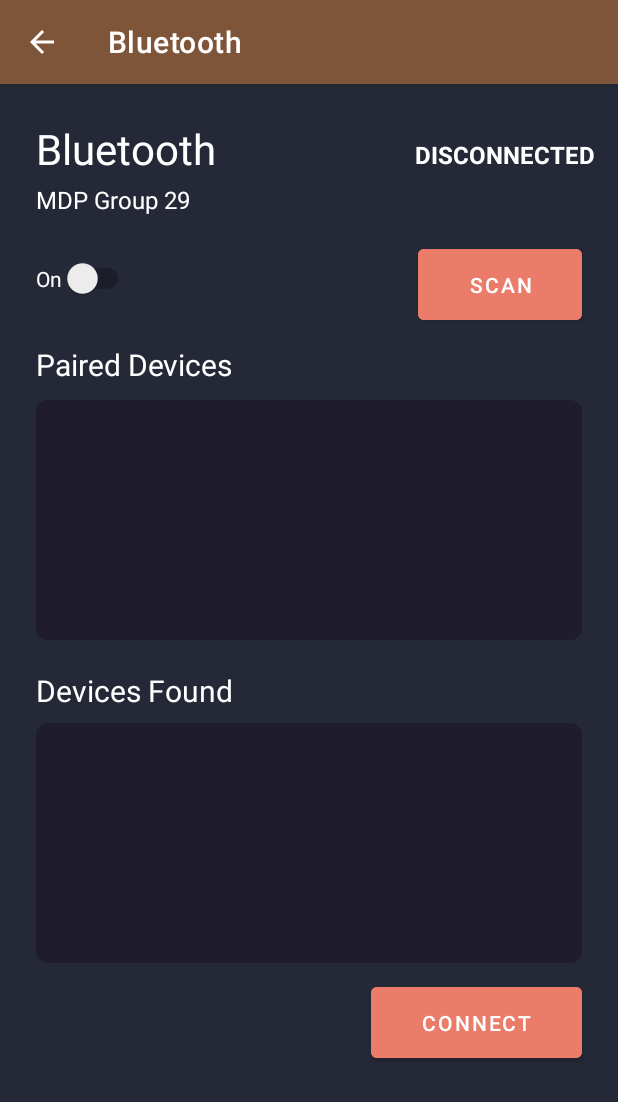
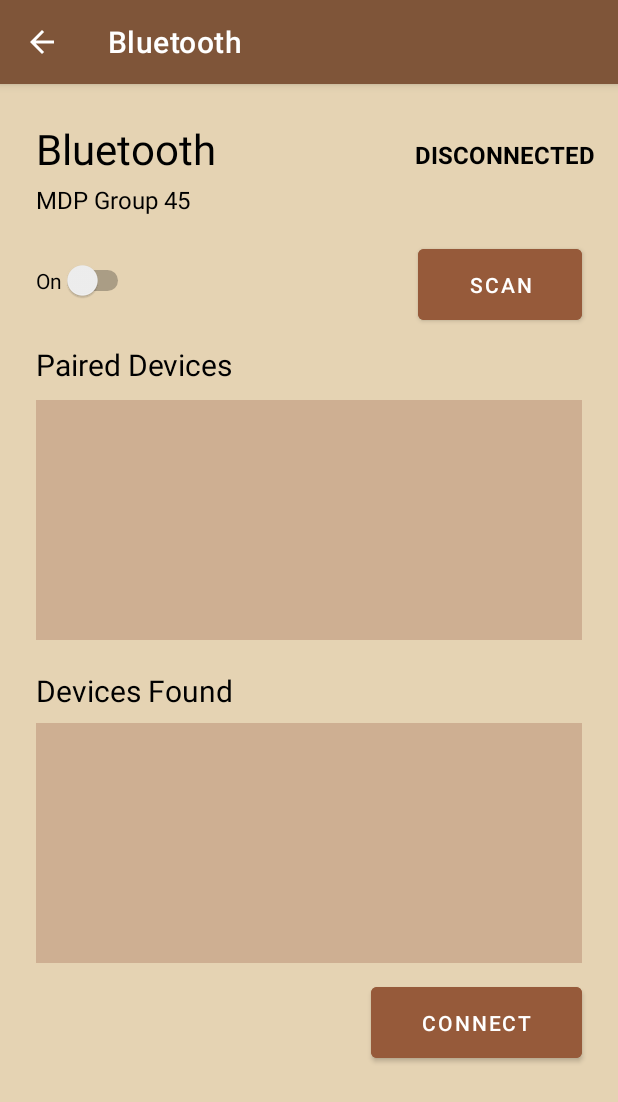
Before and after one commit to uztra4/MDP22-23, an Android app: the Bluetooth screen opened directly, with no data from a screen before it, on a phone screen of 412 x 824 dp. Shown: the top 1102 px of the screen. Run offline under Robolectric (Android 15) with nearby library versions, the light colour scheme and no system bars.

Commit message:
changed bluetooth and communication design

```diff
--- a/Main Code/Android/MDP-NEW/app/src/main/res/layout/bluetooth.xml
+++ b/Main Code/Android/MDP-NEW/app/src/main/res/layout/bluetooth.xml
@@ -1,10 +1,9 @@
 <?xml version="1.0" encoding="utf-8"?>
-<androidx.constraintlayout.widget.ConstraintLayout
-    xmlns:android="http://schemas.android.com/apk/res/android"
+<androidx.constraintlayout.widget.ConstraintLayout xmlns:android="http://schemas.android.com/apk/res/android"
     xmlns:app="http://schemas.android.com/apk/res-auto"
     android:layout_width="match_parent"
     android:layout_height="match_parent"
-    android:background="#252836">
+    android:background="#E5D3B3">
 
 
     <TextView
@@ -18,11 +17,11 @@
         android:gravity="center"
         android:onClick="toggleButtonScan"
         android:text="Disconnected"
+        android:textAlignment="viewEnd"
         android:textAllCaps="true"
-        android:textColor="#FFFFFF"
+        android:textColor="@color/black"
         android:textSize="16dp"
         android:textStyle="bold"
-        android:textAlignment="viewEnd"
         app:layout_constraintEnd_toEndOf="parent"
         app:layout_constraintStart_toEndOf="@+id/textView"
         app:layout_constraintTop_toTopOf="parent" />
@@ -34,19 +33,19 @@
         android:layout_marginStart="24dp"
         android:layout_marginTop="24dp"
         android:text="Bluetooth"
-        android:textColor="#FFFFFF"
+        android:textColor="@color/black"
         android:textSize="28dp"
         app:layout_constraintStart_toStartOf="parent"
         app:layout_constraintTop_toTopOf="parent" />
 
     <TextView
         android:id="@+id/textView4"
-        android:layout_width="wrap_content"
-        android:layout_height="wrap_content"
+        android:layout_width="109dp"
+        android:layout_height="23dp"
         android:layout_marginStart="24dp"
         android:layout_marginTop="4dp"
-        android:text="MDP Group 29"
-        android:textColor="#FFFFFF"
+        android:text="MDP Group 45"
+        android:textColor="@color/black"
         android:textSize="16dp"
         app:layout_constraintStart_toStartOf="parent"
         app:layout_constraintTop_toBottomOf="@+id/textView" />
@@ -58,7 +57,7 @@
         android:layout_marginStart="24dp"
         android:layout_marginTop="28dp"
         android:text="On"
-        android:textColor="#FFFFFF"
+        android:textColor="@color/black"
         app:layout_constraintStart_toStartOf="parent"
         app:layout_constraintTop_toBottomOf="@+id/textView4" />
 
@@ -68,11 +67,11 @@
         android:layout_height="wrap_content"
         android:layout_marginTop="104dp"
         android:layout_marginEnd="24dp"
-        android:backgroundTint="#EA7C69"
+        android:backgroundTint="#965A3A"
         android:paddingHorizontal="34dp"
         android:paddingVertical="14dp"
+        android:text="Scan"
         android:textColor="#FFFFFF"
-        android:text="Scan"
         app:layout_constraintEnd_toEndOf="parent"
         app:layout_constraintTop_toTopOf="parent" />
 
@@ -83,7 +82,7 @@
         android:layout_marginStart="24dp"
         android:layout_marginTop="10dp"
         android:text="Paired Devices"
-        android:textColor="#FFFFFF"
+        android:textColor="@color/black"
         android:textSize="20dp"
         app:layout_constraintStart_toStartOf="parent"
         app:layout_constraintTop_toBottomOf="@+id/scanButton" />
@@ -95,14 +94,14 @@
         android:layout_marginStart="24dp"
         android:layout_marginTop="10dp"
         android:layout_marginEnd="24dp"
-        android:background="@drawable/bg"
-        android:listSelector="#bdb9b9"
+        android:background="#CEAF92"
+        android:listSelector="#ce9a72"
+        android:padding="10dp"
         android:scrollbars="vertical"
         android:text=""
         app:layout_constraintEnd_toEndOf="parent"
         app:layout_constraintStart_toStartOf="parent"
-        app:layout_constraintTop_toBottomOf="@+id/textView2"
-        android:padding="10dp"/>
+        app:layout_constraintTop_toBottomOf="@+id/textView2" />
 
     <TextView
         android:id="@+id/textView5"
@@ -111,7 +110,7 @@
         android:layout_marginStart="24dp"
         android:layout_marginTop="20dp"
         android:text="Devices Found"
-        android:textColor="#FFFFFF"
+        android:textColor="@color/black"
         android:textSize="20dp"
         app:layout_constraintStart_toStartOf="parent"
         app:layout_constraintTop_toBottomOf="@+id/pairedDevicesListView" />
@@ -123,11 +122,11 @@
         android:layout_marginStart="24dp"
         android:layout_marginTop="8dp"
         android:layout_marginEnd="24dp"
-        android:background="@drawable/bg"
+        android:background="#CEAF92"
+        android:padding="10dp"
         app:layout_constraintEnd_toEndOf="parent"
         app:layout_constraintStart_toStartOf="parent"
-        app:layout_constraintTop_toBottomOf="@+id/textView5"
-        android:padding="10dp">
+        app:layout_constraintTop_toBottomOf="@+id/textView5">
 
     </ListView>
 
@@ -137,7 +136,7 @@
         android:layout_height="wrap_content"
         android:layout_marginTop="10dp"
         android:layout_marginEnd="24dp"
-        android:backgroundTint="#EA7C69"
+        android:backgroundTint="#965A3A"
         android:paddingHorizontal="34dp"
         android:paddingVertical="14dp"
         android:text="Connect"
```
Also changed, not shown: Main Code/Android/MDP-NEW/app/src/main/res/layout/communication.xml (+11 -11 lines).
